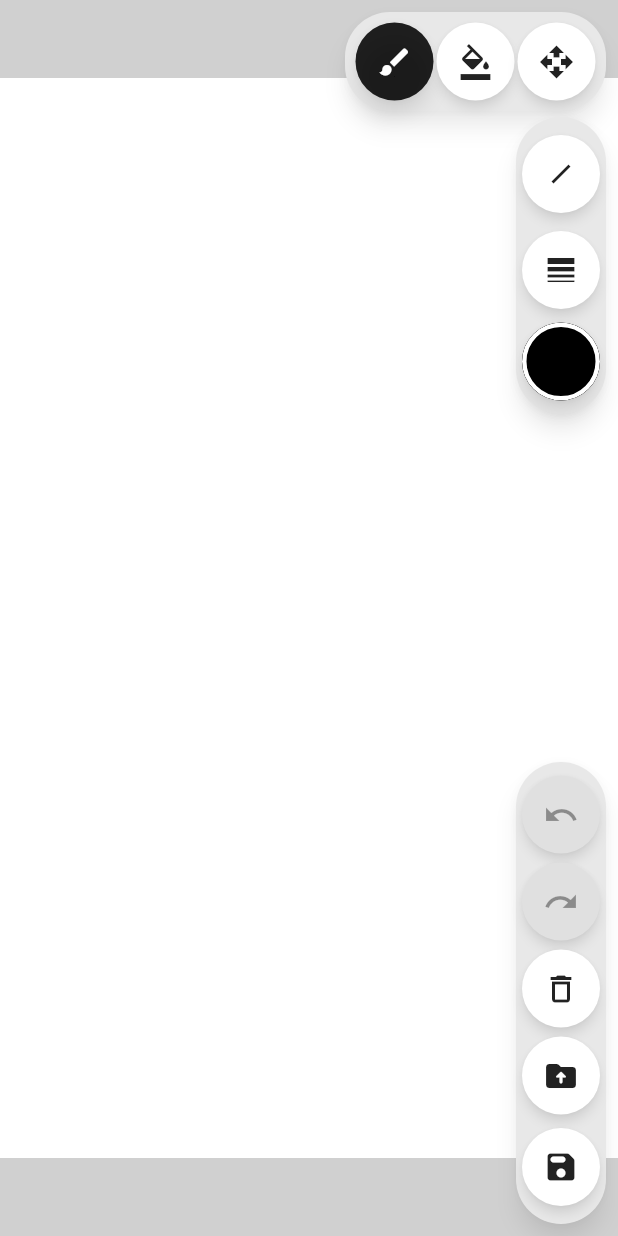
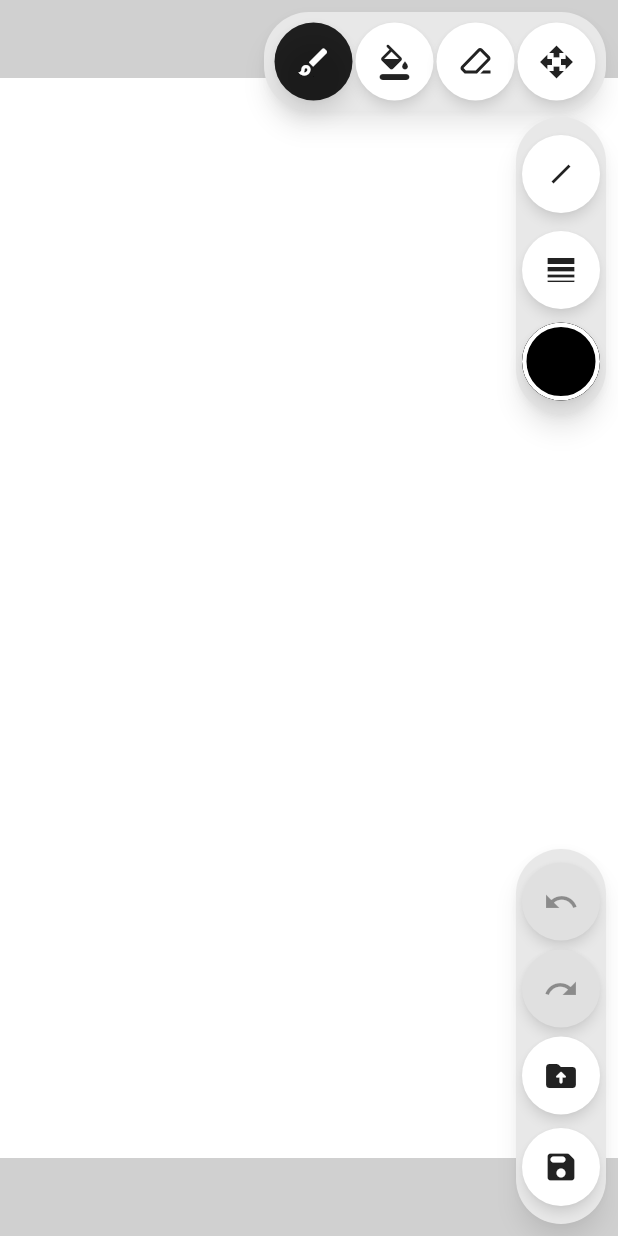
Before and after one commit to ndmanh3003/flutter-sketcher, a Flutter app: the screen it shows after launch, on a phone screen of 412 x 824 dp. Run offline on Flutter 3.47's test engine with Material 3 defaults, Android fonts, the phone set to English and light mode, and no system bars; our stand-ins replace cross_file, file_picker, flutter_colorpicker, flutter_svg.

Commit message:
feat: add erase functionality and corresponding toolbar support
Co-authored-by: Copilot <copilot@github.com>

```diff
--- a/lib/widgets/toolbar_widgets.dart
+++ b/lib/widgets/toolbar_widgets.dart
@@ -1,24 +1,35 @@
 import 'package:flutter/material.dart';
+import 'package:flutter_svg/flutter_svg.dart';
 
 import 'package:sketcher/controllers/drawing_controller.dart';
 import 'package:sketcher/widgets/shape_icon_helpers.dart';
 
 class _ToolbarModeVisual {
-  const _ToolbarModeVisual({required this.icon, required this.tooltip});
+  const _ToolbarModeVisual({
+    required this.icon,
+    required this.tooltip,
+    this.assetIcon,
+  });
 
   final IconData icon;
   final String tooltip;
+  final String? assetIcon;
 }
 
 const Map<ToolbarTool, _ToolbarModeVisual> _toolbarModeVisuals =
     <ToolbarTool, _ToolbarModeVisual>{
       ToolbarTool.draw: _ToolbarModeVisual(
-        icon: Icons.brush,
+        icon: Icons.brush_outlined,
         tooltip: 'Draw mode',
       ),
       ToolbarTool.fill: _ToolbarModeVisual(
-        icon: Icons.format_color_fill,
+        icon: Icons.format_color_fill_rounded,
         tooltip: 'Fill mode',
+      ),
+      ToolbarTool.erase: _ToolbarModeVisual(
+        icon: Icons.delete_sweep_outlined,
+        tooltip: 'Erase mode',
+        assetIcon: 'assets/icons/eraser_outline.svg',
       ),
       ToolbarTool.move: _ToolbarModeVisual(
         icon: Icons.open_with_outlined,
@@ -154,6 +165,20 @@ class ToolbarModeBar extends StatelessWidget {
     return _toolbarModeVisuals[mode]?.tooltip ?? 'Mode';
   }
 
+  Widget? _iconChildForMode(ToolbarTool mode, bool selected) {
+    final String? assetIcon = _toolbarModeVisuals[mode]?.assetIcon;
+    if (assetIcon != null) {
+      final Color iconColor = selected ? Colors.white : Colors.black87;
+      return SvgPicture.asset(
+        assetIcon,
+        width: 24,
+        height: 24,
+        colorFilter: ColorFilter.mode(iconColor, BlendMode.srcIn),
+      );
+    }
+    return null;
+  }
+
   @override
   Widget build(BuildContext context) {
     return ToolbarRowChrome(
@@ -166,6 +191,10 @@ class ToolbarModeBar extends StatelessWidget {
               size: size,
               selected: controller.toolbarTool == mode,
               icon: _iconForMode(mode),
+              iconChild: _iconChildForMode(
+                mode,
+                controller.toolbarTool == mode,
+              ),
               tooltip: _tooltipForMode(mode),
               onTap: () => controller.setToolbarTool(mode),
             ),
@@ -304,6 +333,18 @@ class ToolbarTopDock extends StatelessWidget {
     ];
   }
 
+  List<Widget> _buildEraseModeTools() {
+    return <Widget>[
+      RoundToolButton(
+        size: size,
+        selected: false,
+        icon: Icons.delete_outline,
+        tooltip: 'Clear all',
+        onTap: controller.clearCanvas,
+      ),
+    ];
+  }
+
   List<Widget> _buildFallbackModeTools() {
     return <Widget>[
       RoundToolButton(
@@ -326,6 +367,9 @@ class ToolbarTopDock extends StatelessWidget {
     }
     if (controller.toolbarTool == ToolbarTool.move) {
       return _buildMoveModeTools();
+    }
+    if (controller.toolbarTool == ToolbarTool.erase) {
+      return _buildEraseModeTools();
     }
     return _buildFallbackModeTools();
   }
@@ -374,13 +418,6 @@ class ToolbarBottomDock extends StatelessWidget {
           tooltip: 'Redo',
           enabled: controller.redoStack.isNotEmpty,
           onTap: controller.redo,
-        ),
-        RoundToolButton(
-          size: size,
-          selected: false,
-          icon: Icons.delete_outline,
-          tooltip: 'Clear all',
-          onTap: controller.clearCanvas,
         ),
         RoundToolButton(
           size: size,
--- a/pubspec.yaml
+++ b/pubspec.yaml
@@ -65,6 +65,7 @@ flutter:
   # To add assets to your application, add an assets section, like this:
   assets:
     - assets/icons/ellipse_outline.svg
+    - assets/icons/eraser_outline.svg
 
   # An image asset can refer to one or more resolution-specific "variants", see
   # https://flutter.dev/to/resolution-aware-images
```
Also changed, not shown: lib/controllers/drawing_controller.dart (+24 -1 lines), lib/drawing_page.dart (+7 -0 lines), lib/models/redo_entry.dart (+7 -0 lines), lib/models/undo_entry.dart (+7 -0 lines), assets/icons/eraser_outline.svg (added).
